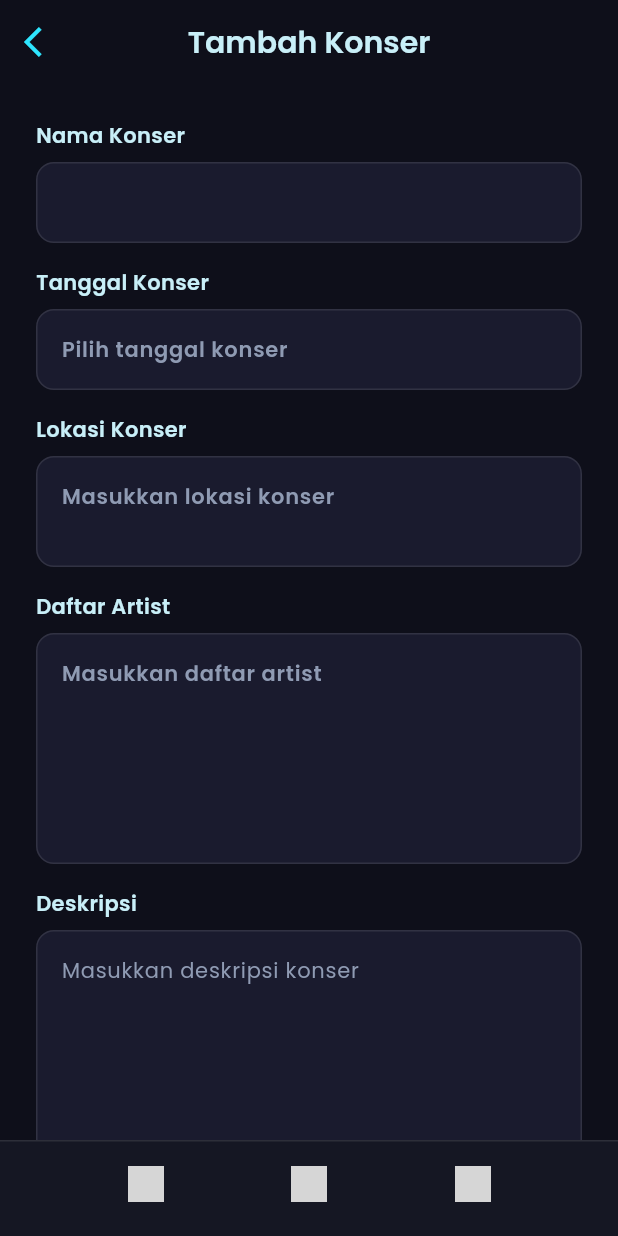
After one commit to ahnaffathan04/FP_TEKBER, a Flutter app: the TambahKonserScreen screen opened by its route, on a phone screen of 412 x 824 dp. The commit adds this screen. Run offline on Flutter 3.47's test engine with Material 3 defaults, Android fonts, the phone set to English and light mode, and no system bars; our stand-ins replace file_picker, go_router; grey boxes are pictures that could not be loaded.

```diff
--- a/lib/main.dart
+++ b/lib/main.dart
@@ -1,6 +1,7 @@
 import 'package:flutter/material.dart';
 import 'package:go_router/go_router.dart';
 import 'screen/organizer/home_screen.dart';
+import 'screen/organizer/tambah_konser.dart';
 
 void main() {
   runApp(MyApp());
@@ -15,6 +16,10 @@ final GoRouter _router = GoRouter(
     GoRoute(
       path: '/organizer-home',
       builder: (context, state) => OrganizerHomeScreen(),
+    ),
+    GoRoute(
+      path: '/tambah-konser',
+      builder: (context, state) => TambahKonserScreen(),
     ),
   ],
 );
--- a/lib/screen/organizer/home_screen.dart
+++ b/lib/screen/organizer/home_screen.dart
@@ -2,6 +2,8 @@ import 'package:flutter/material.dart';
 
 class OrganizerHomeScreen extends StatelessWidget {
   const OrganizerHomeScreen({Key? key}) : super(key: key);
+
+  get context => null;
 
   @override
   Widget build(BuildContext context) {
@@ -339,8 +341,7 @@ class OrganizerHomeScreen extends StatelessWidget {
       child: Row(
         children: [
           Padding(
-            padding:
-                const EdgeInsets.only(left: 28), // Home icon lebih mepet kiri
+            padding: const EdgeInsets.only(left: 28),
             child: Image.asset(
               'organizer/navbar/Home.png',
               width: 32,
@@ -349,16 +350,21 @@ class OrganizerHomeScreen extends StatelessWidget {
           ),
           Expanded(
             child: Center(
-              child: Image.asset(
-                'organizer/navbar/Plus.png',
-                width: 32,
-                height: 32,
+              child: GestureDetector(
+                behavior: HitTestBehavior.translucent,
+                onTap: () {
+                  context.push('/tambah-konser');
+                },
+                child: Image.asset(
+                  'organizer/navbar/Plus.png',
+                  width: 32,
+                  height: 32,
+                ),
               ),
             ),
           ),
           Padding(
-            padding: const EdgeInsets.only(
-                right: 28), // Setting icon lebih mepet kanan
+            padding: const EdgeInsets.only(right: 28),
             child: Image.asset(
               'organizer/navbar/Settings.png',
               width: 32,
--- /dev/null
+++ b/lib/screen/organizer/tambah_konser.dart
@@ -0,0 +1,459 @@
+import 'dart:io';
+import 'dart:typed_data';
+import 'package:flutter/material.dart';
+import 'package:file_picker/file_picker.dart';
+import 'package:go_router/go_router.dart';
+
+class TambahKonserScreen extends StatefulWidget {
+  const TambahKonserScreen({Key? key}) : super(key: key);
+  get context => null;
+
+  @override
+  State<TambahKonserScreen> createState() => _TambahKonserScreenState();
+}
+
+class _TambahKonserScreenState extends State<TambahKonserScreen> {
+  final _formKey = GlobalKey<FormState>();
+
+  // Controllers for text fields (tanpa default value)
+  final _namaKonserController = TextEditingController();
+  final _tanggalController = TextEditingController();
+  final _lokasiController = TextEditingController();
+  final _artistController = TextEditingController();
+  final _deskripsiController = TextEditingController();
+
+  // Tambahkan variabel untuk menyimpan bytes (web) dan file (mobile)
+  Uint8List? _posterImageBytes;
+  File? _posterImage;
+
+  @override
+  void dispose() {
+    _namaKonserController.dispose();
+    _tanggalController.dispose();
+    _lokasiController.dispose();
+    _artistController.dispose();
+    _deskripsiController.dispose();
+    super.dispose();
+  }
+
+  // Date picker logic
+  Future<void> _pickDate() async {
+    final picked = await showDatePicker(
+      context: context,
+      initialDate: DateTime.now(),
+      firstDate: DateTime(2020),
+      lastDate: DateTime(2100),
+    );
+    if (picked != null) {
+      _tanggalController.text =
+          "${picked.day.toString().padLeft(2, '0')}/${picked.month.toString().padLeft(2, '0')}/${picked.year}";
+      setState(() {});
+    }
+  }
+
+  // Image picker logic
+  Future<void> _pickPosterImage() async {
+    FilePickerResult? result = await FilePicker.platform.pickFiles(
+      type: FileType.image,
+      allowMultiple: false,
+      withData: true, // penting untuk web
+    );
+    if (result != null) {
+      setState(() {
+        if (result.files.single.bytes != null) {
+          _posterImageBytes = result.files.single.bytes;
+          _posterImage = null;
+        } else if (result.files.single.path != null) {
+          _posterImage = File(result.files.single.path!);
+          _posterImageBytes = null;
+        }
+      });
+    }
+  }
+
+  @override
+  Widget build(BuildContext context) {
+    return Scaffold(
+      backgroundColor: const Color(0xFF0E0F1A),
+      appBar: _buildAppBar(),
+      body: _buildBody(),
+      bottomNavigationBar: _buildBottomNavigationBar(),
+    );
+  }
+
+  PreferredSizeWidget _buildAppBar() {
+    return AppBar(
+      backgroundColor: const Color(0xFF0E0F1A),
+      elevation: 0,
+      centerTitle: true,
+      leading: IconButton(
+        icon: const Icon(
+          Icons.arrow_back_ios,
+          color: const Color(0xFF2EE6FF),
+          size: 24,
+        ),
+        onPressed: () => Navigator.of(context).pop(),
+      ),
+      title: const Text(
+        'Tambah Konser',
+        style: TextStyle(
+          fontFamily: 'Poppins',
+          fontSize: 20,
+          fontWeight: FontWeight.w600,
+          color: Color(0xFFC8EFF8),
+        ),
+      ),
+    );
+  }
+
+  Widget _buildBody() {
+    return Form(
+      key: _formKey,
+      child: SingleChildScrollView(
+        padding: const EdgeInsets.all(24.0),
+        child: Column(
+          crossAxisAlignment: CrossAxisAlignment.start,
+          children: [
+            _buildTextField(
+              label: 'Nama Konser',
+              controller: _namaKonserController,
+              maxLines: 1,
+            ),
+            const SizedBox(height: 16),
+            // Date Picker Field
+            GestureDetector(
+              onTap: _pickDate,
+              child: AbsorbPointer(
+                child: _buildTextField(
+                  label: 'Tanggal Konser',
+                  controller: _tanggalController,
+                  maxLines: 1,
+                  hintText: 'Pilih tanggal konser',
+                ),
+              ),
+            ),
+            const SizedBox(height: 16),
+            _buildTextField(
+              label: 'Lokasi Konser',
+              controller: _lokasiController,
+              maxLines: 2,
+              hintText: 'Masukkan lokasi konser',
+            ),
+            const SizedBox(height: 16),
+            _buildTextField(
+              label: 'Daftar Artist',
+              controller: _artistController,
+              maxLines: 6,
+              hintText: 'Masukkan daftar artist',
+            ),
+            const SizedBox(height: 16),
+            _buildTextField(
+              label: 'Deskripsi',
+              controller: _deskripsiController,
+              maxLines: 10,
+              fontWeight: FontWeight.w400,
+              hintText: 'Masukkan deskripsi konser',
+            ),
+            const SizedBox(height: 16),
+            // Poster Image Upload
+            Text(
+              'Poster Konser',
+              style: const TextStyle(
+                fontFamily: 'Poppins',
+                fontSize: 14,
+                fontWeight: FontWeight.w600,
+                color: Color(0xFFC8EFF8),
+              ),
+            ),
+            const SizedBox(height: 8),
+            GestureDetector(
+              onTap: _pickPosterImage,
+              child: Container(
+                height: 150,
+                width: double.infinity,
+                decoration: BoxDecoration(
+                  color: const Color(0xFF1A1B2E),
+                  borderRadius: BorderRadius.circular(12),
+                  border: Border.all(
+                    color: Colors.white.withOpacity(0.1),
+                    width: 1,
+                  ),
+                ),
+                child: _posterImageBytes != null
+                    ? ClipRRect(
+                        borderRadius: BorderRadius.circular(12),
+                        child: Image.memory(
+                          _posterImageBytes!,
+                          fit: BoxFit.cover,
+                          width: double.infinity,
+                          height: 150,
+                        ),
+                      )
+                    : _posterImage != null
+                        ? ClipRRect(
+                            borderRadius: BorderRadius.circular(12),
+                            child: Image.file(
+                              _posterImage!,
+                              fit: BoxFit.cover,
+                              width: double.infinity,
+                              height: 150,
+                            ),
+                          )
+                        : Center(
+                            child: Column(
+                              mainAxisAlignment: MainAxisAlignment.center,
+                              children: const [
+                                Icon(Icons.upload_file,
+                                    color: Color(0xFF44E3EF), size: 40),
+                                SizedBox(height: 8),
+                                Text(
+                                  'Upload Poster',
+                                  style: TextStyle(
+                                    color: Color(0xFF8F9BB3),
+                                    fontFamily: 'Poppins',
+                                    fontSize: 14,
+                                  ),
+                                ),
+                              ],
+                            ),
+                          ),
+              ),
+            ),
+            const SizedBox(height: 32),
+            _buildActionButtons(),
+          ],
+        ),
+      ),
+    );
+  }
+
+  Widget _buildTextField({
+    required String label,
+    required TextEditingController controller,
+    required int maxLines,
+    FontWeight fontWeight = FontWeight.w600,
+    String? hintText,
+  }) {
+    return Column(
+      crossAxisAlignment: CrossAxisAlignment.start,
+      children: [
+        Text(
+          label,
+          style: const TextStyle(
+            fontFamily: 'Poppins',
+            fontSize: 14,
+            fontWeight: FontWeight.w600,
+            color: Color(0xFFC8EFF8),
+          ),
+        ),
+        const SizedBox(height: 8),
+        Container(
+          decoration: BoxDecoration(
+            color: const Color(0xFF1A1B2E),
+            borderRadius: BorderRadius.circular(12),
+            border: Border.all(
+              color: Colors.white.withOpacity(0.1),
+              width: 1,
+            ),
+          ),
+          child: TextFormField(
+            controller: controller,
+            maxLines: maxLines,
+            style: TextStyle(
+              fontFamily: 'Poppins',
+              fontSize: 14,
+              fontWeight: fontWeight,
+              color: Colors.white,
+              height: 1.4,
+            ),
+            decoration: InputDecoration(
+              contentPadding: const EdgeInsets.all(16),
+              border: InputBorder.none,
+              hintText: hintText,
+              hintStyle: const TextStyle(
+                color: Color(0xFF8F9BB3),
+              ),
+            ),
+          ),
+        ),
+      ],
+    );
+  }
+
+  Widget _buildActionButtons() {
+    return Row(
+      mainAxisAlignment: MainAxisAlignment.spaceBetween,
+      children: [
+        // Batal Button
+        Container(
+          width: 120,
+          height: 50,
+          decoration: BoxDecoration(
+            color: const Color(0xFFFF2D55),
+            borderRadius: BorderRadius.circular(12),
+            boxShadow: [
+              BoxShadow(
+                color: const Color(0xFFFF2D55).withOpacity(0.3),
+                blurRadius: 8,
+                offset: const Offset(0, 4),
+              ),
+            ],
+          ),
+          child: ElevatedButton(
+            onPressed: () {
+              context.push('/organizer-home');
+            },
+            style: ElevatedButton.styleFrom(
+              primary: Colors.transparent,
+              shadowColor: Colors.transparent,
+              shape: RoundedRectangleBorder(
+                borderRadius: BorderRadius.circular(12),
+              ),
+            ),
+            child: const Text(
+              'Batal',
+              style: TextStyle(
+                fontFamily: 'Poppins',
+                fontSize: 16,
+                fontWeight: FontWeight.w700,
+                color: Color(0xFF04181D),
+              ),
+            ),
+          ),
+        ),
+
+        // Simpan Button
+        Container(
+          width: 120,
+          height: 50,
+          decoration: BoxDecoration(
+            gradient: const LinearGradient(
+              colors: [
+                Color(0xFF10C7EF),
+                Color(0xFF44E3EF),
+              ],
+              begin: Alignment.centerLeft,
+              end: Alignment.centerRight,
+            ),
+            borderRadius: BorderRadius.circular(12),
+            boxShadow: [
+              BoxShadow(
+                color: const Color(0xFF10C7EF).withOpacity(0.3),
+                blurRadius: 8,
+                offset: const Offset(0, 4),
+              ),
+            ],
+          ),
+          child: ElevatedButton(
+            onPressed: () {
+              _simpanKonser();
+            },
+            style: ElevatedButton.styleFrom(
+              primary: Colors.transparent,
+              shadowColor: Colors.transparent,
+              shape: RoundedRectangleBorder(
+                borderRadius: BorderRadius.circular(12),
+              ),
+            ),
+            child: const Text(
+              'Simpan',
+              style: TextStyle(
+                fontFamily: 'Poppins',
+                fontSize: 16,
+                fontWeight: FontWeight.w700,
+                color: const Color(0xFF04181D),
+              ),
+            ),
+          ),
+        ),
+      ],
+    );
+  }
+
+  Widget _buildBottomNavigationBar() {
+    return Container(
+      height: 64,
+      decoration: BoxDecoration(
+        color: const Color(0xFF151723),
+        border: Border(
+          top: BorderSide(
+            color: Colors.white.withOpacity(0.1),
+            width: 1,
+          ),
+        ),
+      ),
+      child: Row(
+        mainAxisAlignment: MainAxisAlignment.spaceEvenly,
+        children: [
+          _buildNavItem(
+            iconPath: 'organizer/navbar/home.png',
+            isActive: false,
+            onTap: () {
+              context.push('/organizer-home');
+            },
+          ),
+          _buildNavItem(
+            iconPath: 'organizer/navbar/plus.png',
+            isActive: true,
+            onTap: () {},
+          ),
+          _buildNavItem(
+            iconPath: 'organizer/navbar/settings.png',
+            isActive: false,
+            onTap: () {
+              // Navigate to settings
+            },
+          ),
+        ],
+      ),
+    );
+  }
+
+  Widget _buildNavItem({
+    required String iconPath,
+    required bool isActive,
+    required VoidCallback onTap,
+  }) {
+    return GestureDetector(
+      onTap: onTap,
+      child: Container(
+        padding: const EdgeInsets.symmetric(vertical: 8),
+        child: Column(
+          mainAxisSize: MainAxisSize.min,
+          children: [
+            Image.asset(
+              iconPath,
+              width: 24,
+              height: 24,
+              color:
+                  isActive ? const Color(0xFF44E3EF) : const Color(0xFF8F9BB3),
+            ),
+            const SizedBox(height: 6),
+          ],
+        ),
+      ),
+    );
+  }
+
+  void _simpanKonser() {
+    if (_formKey.currentState!.validate()) {
+      // Show success message
+      ScaffoldMessenger.of(context).showSnackBar(
+        const SnackBar(
+          content: Text(
+            'Konser berhasil disimpan!',
+            style: TextStyle(
+              fontFamily: 'Poppins',
+              fontWeight: FontWeight.w500,
+            ),
+          ),
+          backgroundColor: Color(0xFF10C7EF),
+          duration: Duration(seconds: 2),
+        ),
+      );
+
+      // Navigate back or to another screen
+      Navigator.of(context).pop();
+    }
+  }
+}
--- a/pubspec.yaml
+++ b/pubspec.yaml
@@ -18,7 +18,7 @@ publish_to: 'none' # Remove this line if you wish to publish to pub.dev
 version: 1.0.0+1
 
 environment:
-  sdk: ">=2.12.0 <3.0.0"
+  sdk: ">=2.17.0 <3.0.0"
 
 dependencies:
   flutter:
@@ -29,6 +29,7 @@ dependencies:
   # Use with the CupertinoIcons class for iOS style icons.
   cupertino_icons: ^1.0.2
   go_router: ^3.0.7
+  file_picker: ^6.1.1
 
 dev_dependencies:
   flutter_test:
```
Also changed, not shown: pubspec.lock.
